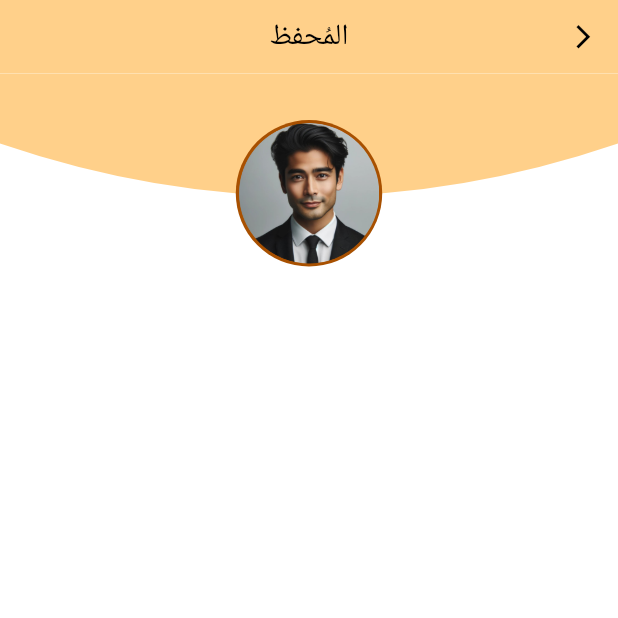
After one commit to omar-949/oly_elazm, a Flutter app: the StudentProgress screen opened by its route, on a phone screen of 412 x 824 dp, the top half of it. The commit adds this screen. Run offline on Flutter 3.47's test engine with Material 3 defaults, Android fonts, the phone set to English and light mode, and no system bars; our stand-ins replace curved_navigation_bar, dartz, dio, easy_localization, flutter_bloc, flutter_screenutil and 12 more; accounts and stored records are empty.

Commit message:
student progress

```diff
--- a/lib/core/routing/named_router.dart
+++ b/lib/core/routing/named_router.dart
@@ -8,4 +8,5 @@ class Routes {
   static const String dashboard = '/dashboard';
   static const String userInfo = '/userInfo';
   static const String mainNav = '/mainNav';
+  static const String studentProgress = '/studentProgress';
 }
--- a/lib/core/routing/named_router_impl.dart
+++ b/lib/core/routing/named_router_impl.dart
@@ -4,6 +4,7 @@ import 'package:oly_elazm/features/auth/presentation/views/forget_password_view.
 import 'package:oly_elazm/features/auth/presentation/views/login_sign_up_view.dart';
 import 'package:oly_elazm/features/auth/presentation/views/reset_password_view.dart';
 import 'package:oly_elazm/features/auth/presentation/views/verification_code_view.dart';
+import 'package:oly_elazm/features/home/feature/views/widgets/students/student_progress.dart';
 import 'package:oly_elazm/features/onboarding/presentation/views/onboarding_view.dart';
 import 'package:oly_elazm/features/onboarding/presentation/views/splash_view.dart';
 import 'package:oly_elazm/features/user_info/presentation/views/user_info.dart';
@@ -45,6 +46,10 @@ class AppRouter {
         return MaterialPageRoute(
           builder: (_) => const MainNavigator(),
         );
+      case Routes.studentProgress:
+        return MaterialPageRoute(
+          builder: (_) => const StudentProgress(),
+        );
       default:
         return MaterialPageRoute(
           builder: (_) => Scaffold(
--- a/lib/features/home/feature/views/widgets/header_section/info_row.dart
+++ b/lib/features/home/feature/views/widgets/header_section/info_row.dart
@@ -11,7 +11,9 @@ class InfoRow extends StatelessWidget {
     return Positioned(
       left: 20.w,
       right: 60.w,
-      bottom: 60.h,
+      bottom: 70.h,
+      child: Directionality(
+        textDirection: TextDirection.rtl,
         child: Row(
           mainAxisAlignment: MainAxisAlignment.spaceBetween,
           children: const [
@@ -19,6 +21,7 @@ class InfoRow extends StatelessWidget {
             TodayDate(),
           ],
         ),
+      ),
     );
   }
 }
--- a/lib/features/home/feature/views/widgets/home_body.dart
+++ b/lib/features/home/feature/views/widgets/home_body.dart
@@ -11,7 +11,6 @@ class HomeBody extends StatelessWidget {
   @override
   Widget build(BuildContext context) {
     return SingleChildScrollView(
-      child: SafeArea(
       child: Column(
         children: [
           HeaderSection(),
@@ -34,7 +33,6 @@ class HomeBody extends StatelessWidget {
           ),
         ],
       ),
-      ),
     );
   }
 }
--- /dev/null
+++ b/lib/features/home/feature/views/widgets/students/background_curved_container.dart
@@ -0,0 +1,18 @@
+import 'package:flutter/material.dart';
+import 'package:flutter_screenutil/flutter_screenutil.dart';
+import 'package:oly_elazm/features/home/feature/views/widgets/students/oval_bottom_clipper.dart';
+
+class BackgroundCurvedContainer extends StatelessWidget {
+  const BackgroundCurvedContainer({super.key});
+
+  @override
+  Widget build(BuildContext context) {
+    return ClipPath(
+      clipper: OvalBottomClipper(),
+      child: Container(
+        height: 120.h,
+        color: const Color(0xffFFD08A),
+      ),
+    );
+  }
+}
--- /dev/null
+++ b/lib/features/home/feature/views/widgets/students/oval_bottom_clipper.dart
@@ -0,0 +1,24 @@
+import 'package:flutter/material.dart';
+
+class OvalBottomClipper extends CustomClipper<Path> {
+  @override
+  Path getClip(Size size) {
+    Path path = Path();
+    path.moveTo(0, 0);
+    path.lineTo(0, size.height * 0.40);
+    path.quadraticBezierTo(
+      size.width / 2,
+      size.height,
+      size.width,
+      size.height * 0.40,
+    );
+    path.lineTo(size.width, 0);
+    path.close();
+    return path;
+  }
+
+  @override
+  bool shouldReclip(CustomClipper<Path> oldClipper) {
+    return false;
+  }
+}
--- /dev/null
+++ b/lib/features/home/feature/views/widgets/students/student_image.dart
@@ -0,0 +1,26 @@
+import 'package:flutter/material.dart';
+import 'package:flutter_screenutil/flutter_screenutil.dart';
+import 'package:oly_elazm/core/theme/app_colors.dart';
+
+class StudentImage extends StatelessWidget {
+  const StudentImage({super.key});
+
+  @override
+  Widget build(BuildContext context) {
+    return Positioned(
+      top: 32.h,
+      child: CircleAvatar(
+        radius: 50.r,
+        backgroundColor: AppColors.secondaryAppColor,
+        child: ClipOval(
+          child: Image.asset(
+            'assets/images/male.png',
+            fit: BoxFit.cover,
+            width: 96.r,
+            height: 96.r,
+          ),
+        ),
+      ),
+    );
+  }
+}
--- a/lib/features/home/feature/views/widgets/students/student_list_view.dart
+++ b/lib/features/home/feature/views/widgets/students/student_list_view.dart
@@ -1,5 +1,7 @@
 import 'package:flutter/material.dart';
 import 'package:flutter_screenutil/flutter_screenutil.dart';
+import 'package:oly_elazm/core/helpers/extentions.dart';
+import 'package:oly_elazm/core/routing/named_router.dart';
 import 'package:oly_elazm/features/home/feature/views/widgets/students/student_list_item.dart';
 
 class StudentListView extends StatelessWidget {
@@ -22,7 +24,10 @@ class StudentListView extends StatelessWidget {
               left: isLastItem ? 0 : 12.w,
               bottom: 12.h,
             ),
-            child: StudentListItem(),
+            child: GestureDetector(
+              onTap: () => context.pushNamed(Routes.studentProgress),
+              child: StudentListItem(),
+            ),
           );
         },
       ),
--- /dev/null
+++ b/lib/features/home/feature/views/widgets/students/student_progress.dart
@@ -0,0 +1,15 @@
+import 'package:flutter/material.dart';
+import 'package:oly_elazm/features/home/feature/views/widgets/students/student_progress_app_bar.dart';
+import 'package:oly_elazm/features/home/feature/views/widgets/students/student_progress_body.dart';
+
+class StudentProgress extends StatelessWidget {
+  const StudentProgress({super.key});
+
+  @override
+  Widget build(BuildContext context) {
+    return Scaffold(
+      appBar: StudentDetailsAppBar(),
+      body: StudentProgressBody(),
+    );
+  }
+}
--- /dev/null
+++ b/lib/features/home/feature/views/widgets/students/student_progress_app_bar.dart
@@ -0,0 +1,31 @@
+import 'package:flutter/material.dart';
+import 'package:flutter_screenutil/flutter_screenutil.dart';
+import 'package:oly_elazm/core/helpers/extentions.dart';
+import 'package:oly_elazm/core/theme/app_text_style.dart';
+
+class StudentDetailsAppBar extends StatelessWidget implements PreferredSizeWidget {
+  const StudentDetailsAppBar({
+    super.key,
+  });
+
+  @override
+  Widget build(BuildContext context) {
+    return AppBar(
+      title: Text('المُحفظ'),
+      titleTextStyle: AppTextStyle.font20Medium(),
+      centerTitle: true,
+      leading: IconButton(
+        onPressed: () => context.pop(),
+        icon: Icon(
+          Icons.arrow_back_ios,
+          color: Colors.black,
+          size: 18.w,
+        ),
+      ),
+      backgroundColor: Color(0xffFFD08A),
+    );
+  }
+
+  @override
+  Size get preferredSize => Size.fromHeight(50.h);
+}
--- /dev/null
+++ b/lib/features/home/feature/views/widgets/students/student_progress_body.dart
@@ -0,0 +1,25 @@
+import 'package:flutter/material.dart';
+import 'package:oly_elazm/features/home/feature/views/widgets/students/background_curved_container.dart';
+import 'package:oly_elazm/features/home/feature/views/widgets/students/student_image.dart';
+
+class StudentProgressBody extends StatelessWidget {
+  const StudentProgressBody({super.key});
+
+  @override
+  Widget build(BuildContext context) {
+    return SingleChildScrollView(
+      child: Column(
+        children: [
+          Stack(
+            alignment: Alignment.center,
+            clipBehavior: Clip.none,
+            children: const [
+              BackgroundCurvedContainer(),
+              StudentImage(),
+            ],
+          ),
+        ],
+      ),
+    );
+  }
+}
--- a/lib/main.dart
+++ b/lib/main.dart
@@ -3,7 +3,6 @@ import 'package:flutter/material.dart';
 import 'package:flutter/services.dart';
 import 'package:flutter_screenutil/flutter_screenutil.dart';
 import 'package:oly_elazm/core/routing/named_router_impl.dart';
-import 'package:oly_elazm/core/theme/app_colors.dart';
 import 'package:oly_elazm/oly_elazm.dart';
 
 void main() async {
@@ -15,8 +14,10 @@ void main() async {
     EasyLocalization(
       supportedLocales: const [
         Locale('ar'),
+        Locale('en'),
       ],
       path: 'assets/translations',
+      startLocale: Locale('ar'),
       child: OlyElazm(
         appRouter: AppRouter(),
       ),
@@ -34,9 +35,9 @@ class SystemUIConfig {
   static void setSystemUIStyles() {
     SystemChrome.setSystemUIOverlayStyle(
       SystemUiOverlayStyle(
-        systemNavigationBarColor: AppColors.mainAppColor,
-        statusBarColor: AppColors.mainAppColor,
-        statusBarIconBrightness: Brightness.light,
+        systemNavigationBarColor:Colors.transparent,
+        statusBarColor: Colors.transparent,
+        statusBarIconBrightness: Brightness.dark,
       ),
     );
   }
```
Lines whose indentation alone changed are shown as unchanged.
